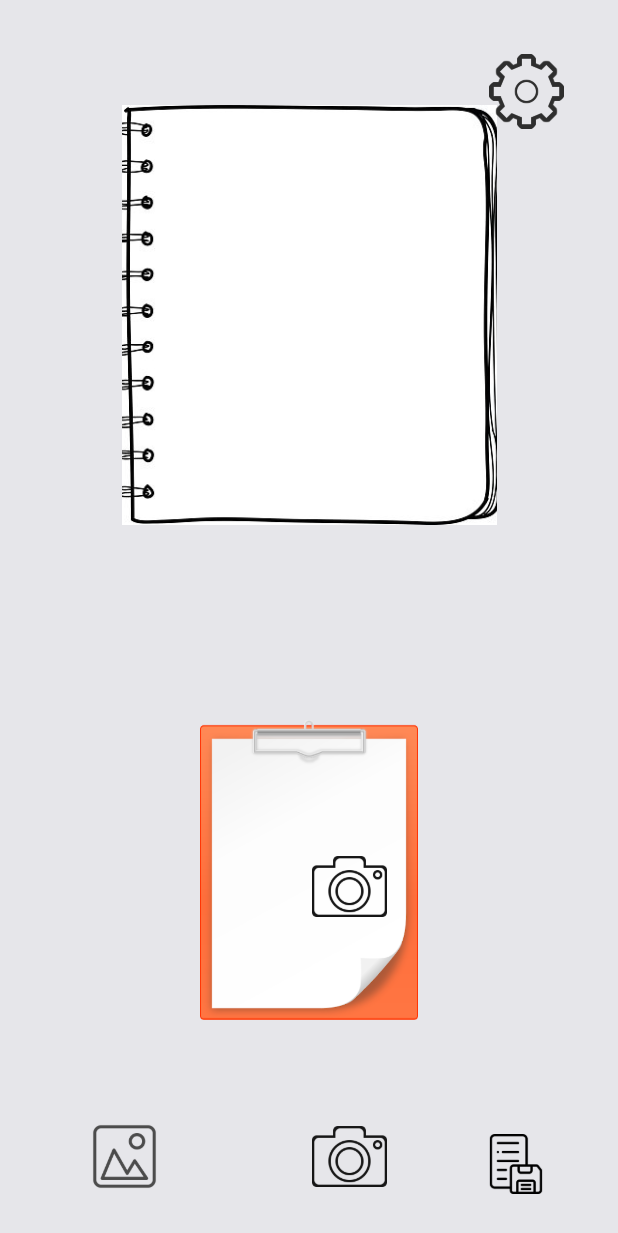
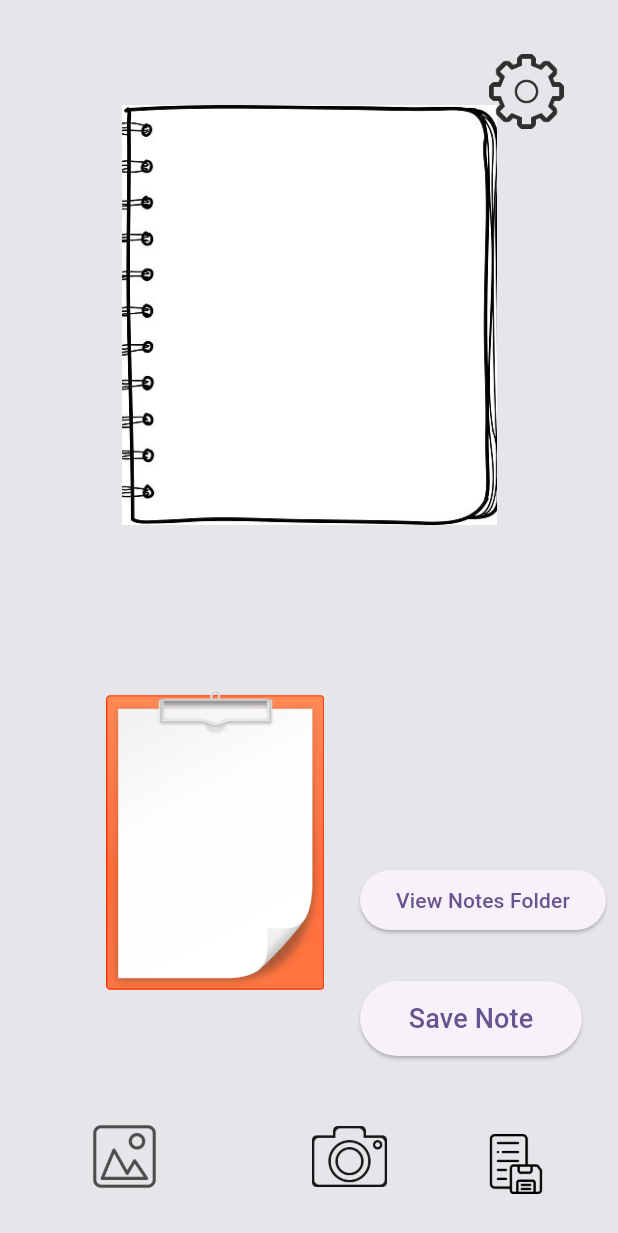
Before and after one commit to colecrawley/ocr_project, a Flutter app: the Home screen opened directly, on a phone screen of 412 x 824 dp. Shown: the top 1233 px of the screen. Run offline on Flutter 3.47's test engine with Material 3 defaults, Android fonts, the light colour scheme and no system bars; our stand-ins replace get, image_picker, open_file; missing offline and left inert: google_ml_kit.

Commit message:
Added save not button and view notes folder button and moved around some things

```diff
--- a/android_studio_ocr_project/lib/home.dart
+++ b/android_studio_ocr_project/lib/home.dart
@@ -7,6 +7,7 @@ import 'phone_gallery.dart'; // Import the bottom left button
 import 'camera.dart'; // Import the bottom middle button
 import 'saved_notes.dart'; // Import the bottom right button
 import 'save_button.dart';
+import 'notes_folder.dart';
 
 class Home extends StatefulWidget {
   const Home({super.key});
@@ -91,7 +92,7 @@ class _HomeState extends State<Home> {
                   ),
                 ),
                 Container(
-                  margin: const EdgeInsets.only(top: 130, right: 0), //140 right //top 20
+                  margin: const EdgeInsets.only(top: 110, right: 125), //140 right //top 20
                   child: Stack(
                     children: [
                       Center(
@@ -103,7 +104,7 @@ class _HomeState extends State<Home> {
                       ),
                       Center(
                         child: Container(
-                          margin: const EdgeInsets.only(top: 0),
+                          margin: const EdgeInsets.only(top: 10),
                           width: 100,
                           height: 150,
                           child: image != null
@@ -147,17 +148,22 @@ class _HomeState extends State<Home> {
               child: SavedNotesButton(
                 result: result,
               ),
-            ),
-            Positioned( //SAVE IMAGE BUTTON-------------------------------
-              bottom: 200,
-              left: 200,
-              child: SaveButton(
-                //you'll need to change this
-                onPressed: pickImageFromCamera,
-                //pickImageFromCamera: pickImageFromCamera,
-              ),
 
             ),
+            Positioned( // Save Notes to Folder-------------------------------
+              bottom: 120,
+              left: 240,
+              child: SaveButton(
+                image: image, // Pass the image variable here
+
+              ),
+            ),
+            Positioned(
+              bottom: 200,
+              left: 240,
+              child: ViewFolder(context: context),
+            ),
+
             Positioned(
               top: 20,
               right: 20,
--- /dev/null
+++ b/android_studio_ocr_project/lib/notes_folder.dart
@@ -0,0 +1,33 @@
+import 'dart:io';
+import 'package:flutter/material.dart';
+import 'package:path_provider/path_provider.dart';
+import 'package:open_file/open_file.dart';
+
+class ViewFolder extends StatelessWidget {
+  final BuildContext context;
+
+  const ViewFolder({required this.context, Key? key}) : super(key: key);
+
+  @override
+  Widget build(BuildContext context) {
+    return ElevatedButton(
+      onPressed: () {
+        _openFolder(context);
+      },
+      child: const Text('View Notes Folder'),
+    );
+  }
+
+  Future<void> _openFolder(BuildContext context) async {
+    final directory = await getExternalStorageDirectory();
+    final folderPath = directory!.path + '/Pictures/saved_notes';
+    final folder = Directory(folderPath);
+    if (await folder.exists()) {
+      OpenFile.open(folderPath); // Open the folder using the open_file package
+    } else {
+      ScaffoldMessenger.of(context).showSnackBar(
+        const SnackBar(content: Text('Folder does not exist')),
+      );
+    }
+  }
+}
--- a/android_studio_ocr_project/lib/save_button.dart
+++ b/android_studio_ocr_project/lib/save_button.dart
@@ -1,23 +1,56 @@
+import 'dart:io';
 import 'package:flutter/material.dart';
+import 'package:path_provider/path_provider.dart';
 
 class SaveButton extends StatelessWidget {
-  final VoidCallback onPressed;
-  //final Function() pickImageFromCamera;
+  final File? image; // Image to save
 
-  const SaveButton({super.key, required this.onPressed});
+  const SaveButton({required this.image, Key? key}) : super(key: key);
 
   @override
   Widget build(BuildContext context) {
-    return IconButton(
-      onPressed: () {
-        // Add functionality for the Camera button
-        //pickImageFromCamera();
-      },
-      icon: Image.asset(
-        'assets/camera_icon.png',
-        width: 50,
-        height: 50,
+    return Positioned(
+      bottom: 120,
+      left: 240,
+      child: ElevatedButton(
+        onPressed: () {
+          if (image != null) {
+            _saveImage(image!, context);
+          } else {
+            ScaffoldMessenger.of(context).showSnackBar(
+              const SnackBar(content: Text('No image to save')),
+            );
+          }
+        },
+        child: const SizedBox(
+          width: 100, // Adjust width as needed
+          height: 50, // Adjust height as needed
+          child: Center(
+            child: Text(
+              'Save Note',
+              style: TextStyle(fontSize: 18), // Adjust font size as needed
+            ),
+          ),
+        ),
       ),
     );
   }
+
+  Future<void> _saveImage(File image, BuildContext context) async {
+    final directory = await getExternalStorageDirectory();
+    final picturesDirectory = Directory('${directory!.path}/Pictures');
+    if (!await picturesDirectory.exists()) {
+      await picturesDirectory.create(recursive: true);
+    }
+    final newPath = '${picturesDirectory.path}/saved_notes';
+    final newDirectory = Directory(newPath);
+    if (!await newDirectory.exists()) {
+      await newDirectory.create(recursive: true);
+    }
+    final newImagePath = '$newPath/note_${DateTime.now().millisecondsSinceEpoch}.jpg';
+    await image.copy(newImagePath);
+    ScaffoldMessenger.of(context).showSnackBar(
+      SnackBar(content: Text('Image saved to $newImagePath')),
+    );
+  }
 }
--- a/android_studio_ocr_project/pubspec.yaml
+++ b/android_studio_ocr_project/pubspec.yaml
@@ -31,7 +31,8 @@ dependencies:
   flutter:
     sdk: flutter
   google_ml_kit: ^0.18.0
-
+  path_provider: ^2.0.1
+  open_file: ^3.0.0
 
 
 
```
Also changed, not shown: android_studio_ocr_project/pubspec.lock.
